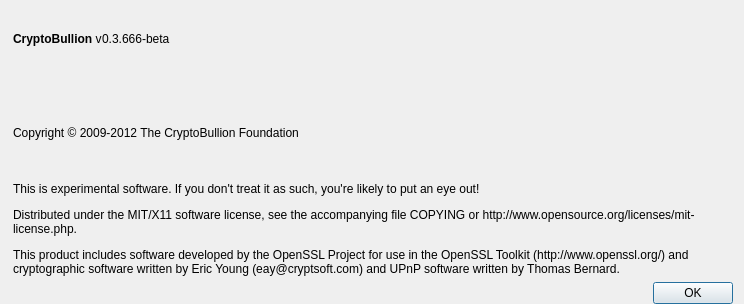
Before: the Qt Designer form src/qt/forms/aboutdialog.ui in cryptogenicbonds/CryptoBullion-CBX, drawn with Qt 5.
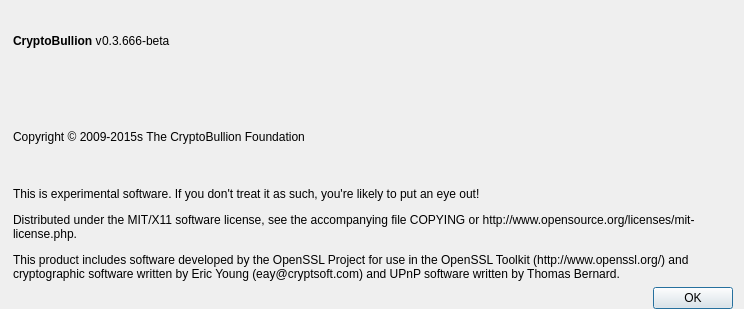
After: the same form once the commit is applied. Icons and pictures are not drawn.

Diff of the .ui file:
```diff
--- a/src/qt/forms/aboutdialog.ui
+++ b/src/qt/forms/aboutdialog.ui
@@ -10,7 +10,7 @@
     <x>0</x>
     <y>0</y>
     <width>744</width>
-    <height>304</height>
+    <height>309</height>
    </rect>
   </property>
   <property name="sizePolicy">
@@ -115,7 +115,7 @@
         <string notr="true">QLabel { background: transparent; }</string>
        </property>
        <property name="text">
-        <string>Copyright © 2009-2012 The CryptoBullion Foundation</string>
+        <string>Copyright © 2009-2015s The CryptoBullion Foundation</string>
        </property>
        <property name="textInteractionFlags">
         <set>Qt::LinksAccessibleByMouse|Qt::TextSelectableByKeyboard|Qt::TextSelectableByMouse</set>
```
